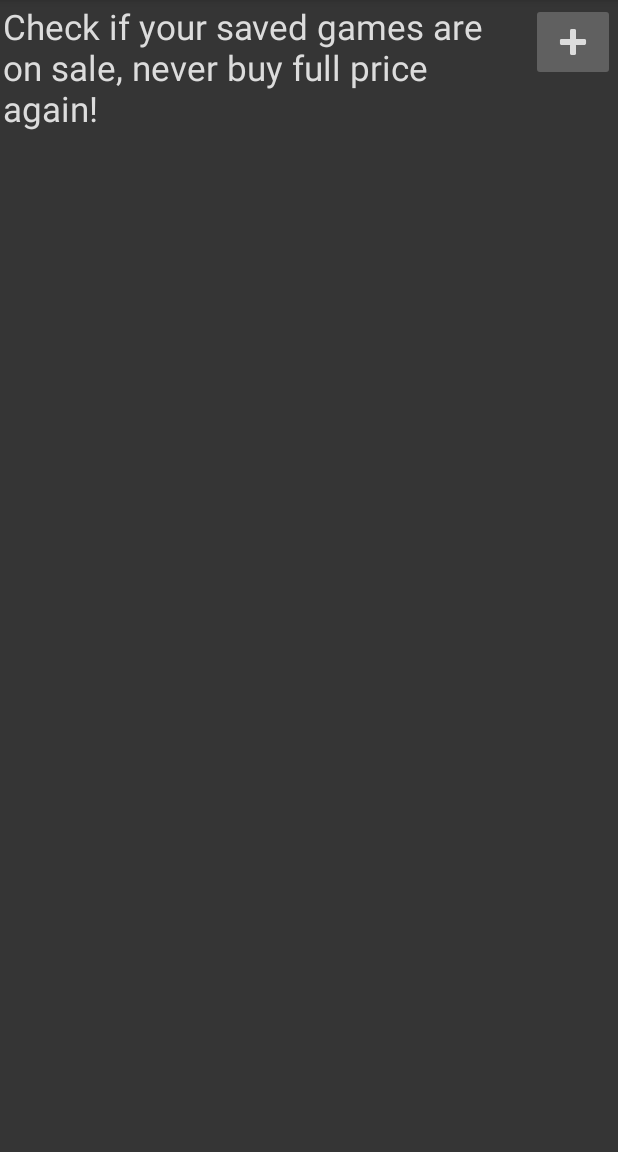
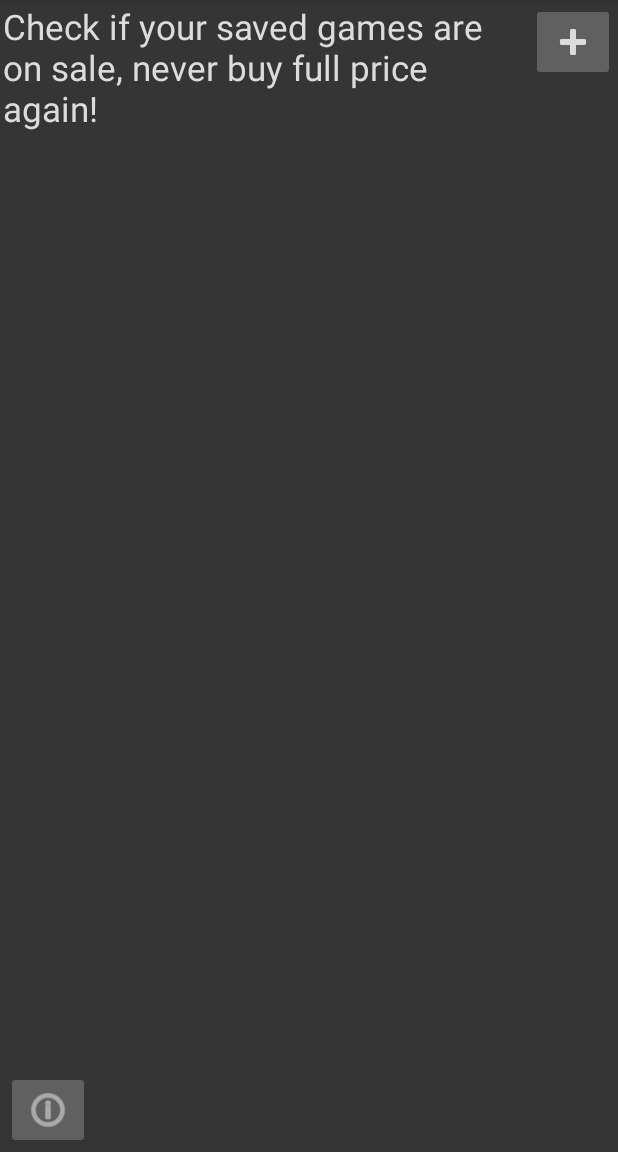
Before and after one commit to TheSnazzmaster/GamerGameSales, an Android app: the screen it shows after launch (MainActivity), on a phone screen of 412 x 824 dp, the part 84-1236 px from its top. Run offline under Robolectric (Android 15) with nearby library versions, the phone set to English and light mode, and no system bars; our stand-ins replace Picasso; pictures from the network do not load.

Commit message:
epic commit moment

```diff
--- a/app/src/main/java/com/honorsmobileapps/mathers/gamergamesales/ui/main/MainViewModel.kt
+++ b/app/src/main/java/com/honorsmobileapps/mathers/gamergamesales/ui/main/MainViewModel.kt
@@ -64,7 +64,7 @@ class MainViewModel : ViewModel() {
 
     fun addDummyGame() {
         _gameSaleInfoList.value?.add(GameSaleInfo("Celeste",4.99,
-            "https://www.microsoft.com/en-us/p/celeste/bwmql2rpwbhb",
+            "https://www.xbox.com/en-us/games/store/celeste/bwmql2rpwbhb",
             "https://store-images.s-microsoft.com/image/apps.21257.71633162879241707.7cf18b3b-9fa5-486f-9a68-067f06d50bf1.8f7909cf-d9a5-44aa-9901-2635255ab2ee?w=162&h=300&q=90&mode=scale",true))
     }
 
--- a/app/src/main/res/layout/main_fragment.xml
+++ b/app/src/main/res/layout/main_fragment.xml
@@ -22,7 +22,7 @@
         android:layout_width="match_parent"
         android:layout_height="0dp"
         android:orientation="vertical"
-        app:layout_constraintBottom_toBottomOf="parent"
+        app:layout_constraintBottom_toTopOf="@+id/toAboutButton"
         app:layout_constraintEnd_toEndOf="parent"
         app:layout_constraintStart_toStartOf="parent"
         app:layout_constraintTop_toBottomOf="@+id/textView">
@@ -53,4 +53,13 @@
         app:layout_constraintBottom_toBottomOf="parent"
         app:layout_constraintEnd_toEndOf="parent" />
 
+    <ImageButton
+        android:id="@+id/toAboutButton"
+        style="@style/ButtonStyle"
+        android:layout_width="wrap_content"
+        android:layout_height="wrap_content"
+        android:src="@android:drawable/ic_menu_info_details"
+        app:layout_constraintBottom_toBottomOf="parent"
+        app:layout_constraintStart_toStartOf="parent" />
+
 </androidx.constraintlayout.widget.ConstraintLayout>
--- a/app/src/main/res/navigation/nav_graph.xml
+++ b/app/src/main/res/navigation/nav_graph.xml
@@ -13,6 +13,9 @@
         <action
             android:id="@+id/action_mainFragment_to_addGameFragment"
             app:destination="@id/addGameFragment" />
+        <action
+            android:id="@+id/action_mainFragment_to_aboutFragment"
+            app:destination="@id/aboutFragment" />
     </fragment>
     <fragment
         android:id="@+id/addGameFragment"
@@ -23,4 +26,9 @@
             android:id="@+id/action_addGameFragment_self"
             app:destination="@id/addGameFragment" />
     </fragment>
+    <fragment
+        android:id="@+id/aboutFragment"
+        android:name="com.honorsmobileapps.mathers.gamergamesales.AboutFragment"
+        android:label="fragment_about"
+        tools:layout="@layout/fragment_about" />
 </navigation>
```
Also changed, not shown: app/src/main/java/com/honorsmobileapps/mathers/gamergamesales/AboutFragment.kt (added, +52 -0 lines), app/src/main/java/com/honorsmobileapps/mathers/gamergamesales/ui/main/MainFragment.kt (+48 -14 lines), app/src/main/res/layout/fragment_about.xml (added, +37 -0 lines).
